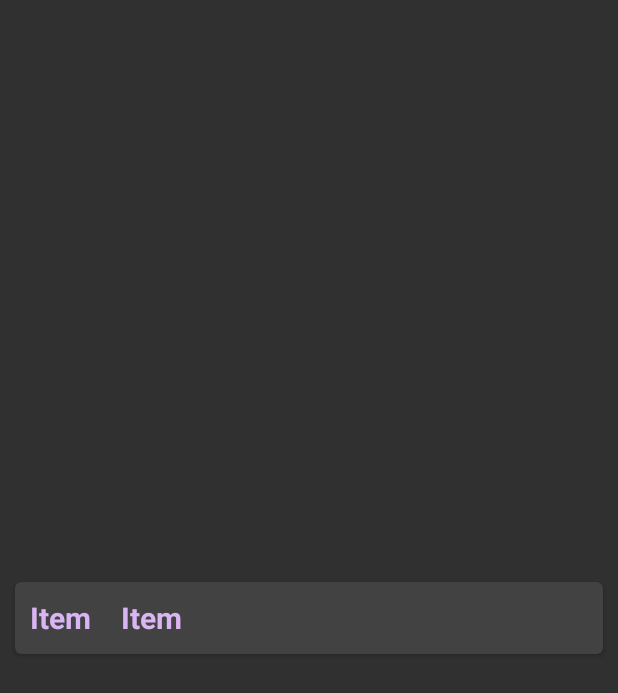
After one commit to neerjathakkar/AITMobileFinalProject, an Android app: the layout row_search_item.xml on its own in the app's theme, with its tools: preview values and no code run, on a phone screen of 412 x 824 dp. The commit adds this screen. Shown: the top 693 px of the screen. Run offline under Robolectric (Android 15) with nearby library versions, the phone set to English and light mode, and no system bars.

Commit message:
basic flow working but needs lots of ui added

```diff
--- a/ChristmasApp/app/src/main/res/layout/row_item.xml
+++ b/ChristmasApp/app/src/main/res/layout/row_item.xml
@@ -12,7 +12,6 @@
         android:layout_width="match_parent"
         android:layout_height="match_parent"
         android:orientation="horizontal">
-
 
         <LinearLayout
             android:layout_width="match_parent"
--- /dev/null
+++ b/ChristmasApp/app/src/main/res/layout/row_search_item.xml
@@ -0,0 +1,55 @@
+<?xml version="1.0" encoding="utf-8"?>
+<android.support.v7.widget.CardView xmlns:android="http://schemas.android.com/apk/res/android"
+    xmlns:card_view="http://schemas.android.com/apk/res-auto"
+    android:id="@+id/card_view"
+    android:layout_width="match_parent"
+    android:layout_height="wrap_content"
+    android:layout_gravity="center"
+    android:layout_margin="10dp"
+    card_view:cardCornerRadius="4dp">
+
+    <LinearLayout
+        android:layout_width="match_parent"
+        android:layout_height="match_parent"
+        android:orientation="horizontal">
+
+        <TextView
+            android:id="@+id/tvItemName"
+            android:padding="10sp"
+            android:layout_width="wrap_content"
+            android:layout_height="wrap_content"
+            android:layout_gravity="center"
+            android:text="Item"
+            android:textColor="#dab5f4"
+            android:textSize="20sp"
+            android:textStyle="bold" />
+
+        <TextView
+            android:id="@+id/tvItemPrice"
+            android:padding="10sp"
+            android:layout_width="wrap_content"
+            android:layout_height="wrap_content"
+            android:layout_gravity="center"
+            android:text="Item"
+            android:textColor="#dab5f4"
+            android:textSize="20sp"
+            android:textStyle="bold" />
+
+        <LinearLayout
+            android:layout_width="wrap_content"
+            android:layout_height="wrap_content"
+            android:orientation="horizontal">
+
+            <Button
+                android:text="Filler button"
+                android:visibility="invisible"
+                android:layout_width="wrap_content"
+                android:layout_height="wrap_content" />
+
+        </LinearLayout>
+
+
+    </LinearLayout>
+
+
+</android.support.v7.widget.CardView>
```
Also changed, not shown: ChristmasApp/app/src/main/java/hu/ait/android/christmasapp/AddItemActivity.java (+23 -9 lines), ChristmasApp/app/src/main/java/hu/ait/android/christmasapp/SearchAmazonActivity.java (+72 -16 lines), ChristmasApp/app/src/main/res/layout/activity_search_amazon.xml (+29 -5 lines).
